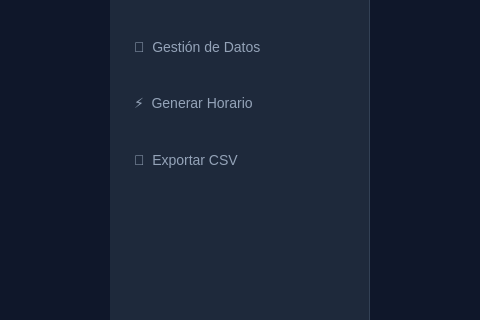
Old version of the form ui/main_shell.ui in the repository moramirete/generadorHorarios; both pictures show x 360 to 840 and y 91 to 411 of the 1200 by 800 pixel window.
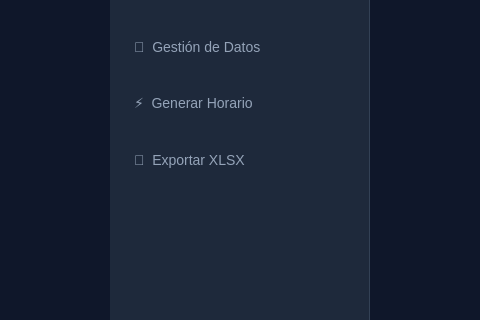
New version of the form.

Commit message: Cambio de exportar

Patch:
```diff
--- a/ui/main_shell.ui
+++ b/ui/main_shell.ui
@@ -136,7 +136,7 @@
           <string>QPushButton { color: #94a3b8; border: none; padding: 15px; text-align: left; font-size: 14px; } QPushButton:hover { background: #334155; color: white; }</string>
          </property>
          <property name="text">
-          <string>💾  Exportar CSV</string>
+          <string>💾  Exportar XLSX</string>
          </property>
         </widget>
        </item>
```
